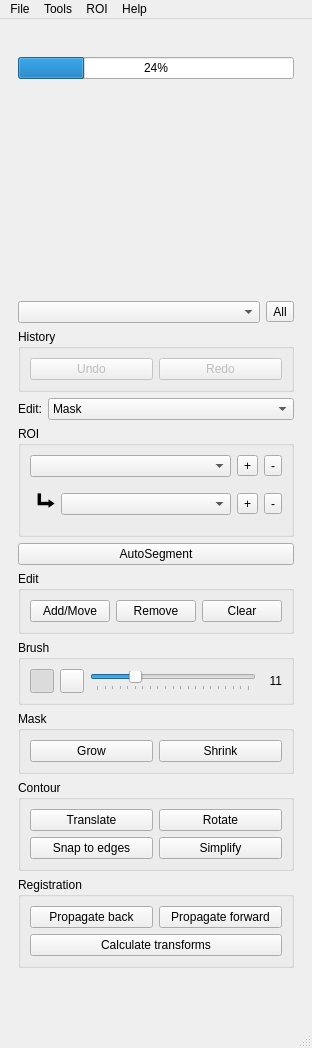
Old version of the form ui/toolbox.ui in the repository dafne-imaging/dafne.
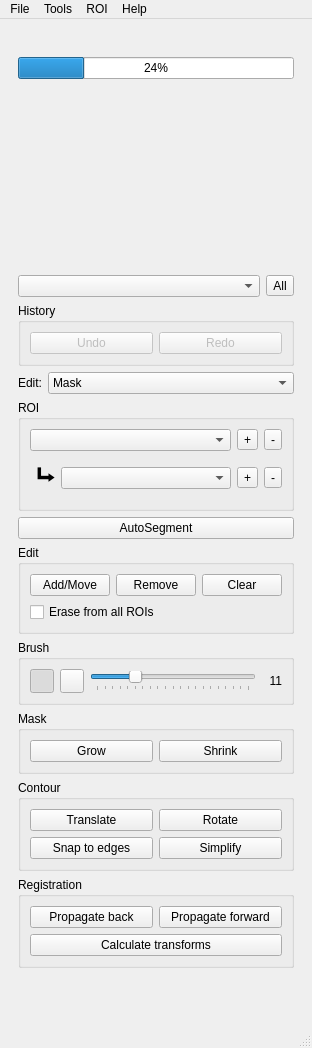
New version of the form. Icons and pictures are not drawn.

What changed in the file:
```diff
--- a/ui/toolbox.ui
+++ b/ui/toolbox.ui
@@ -302,6 +302,13 @@
             </item>
            </layout>
           </item>
+          <item>
+           <widget class="QCheckBox" name="eraseFromAllROIs_checkbox">
+            <property name="text">
+             <string>Erase from all ROIs</string>
+            </property>
+           </widget>
+          </item>
          </layout>
         </widget>
        </item>
```
